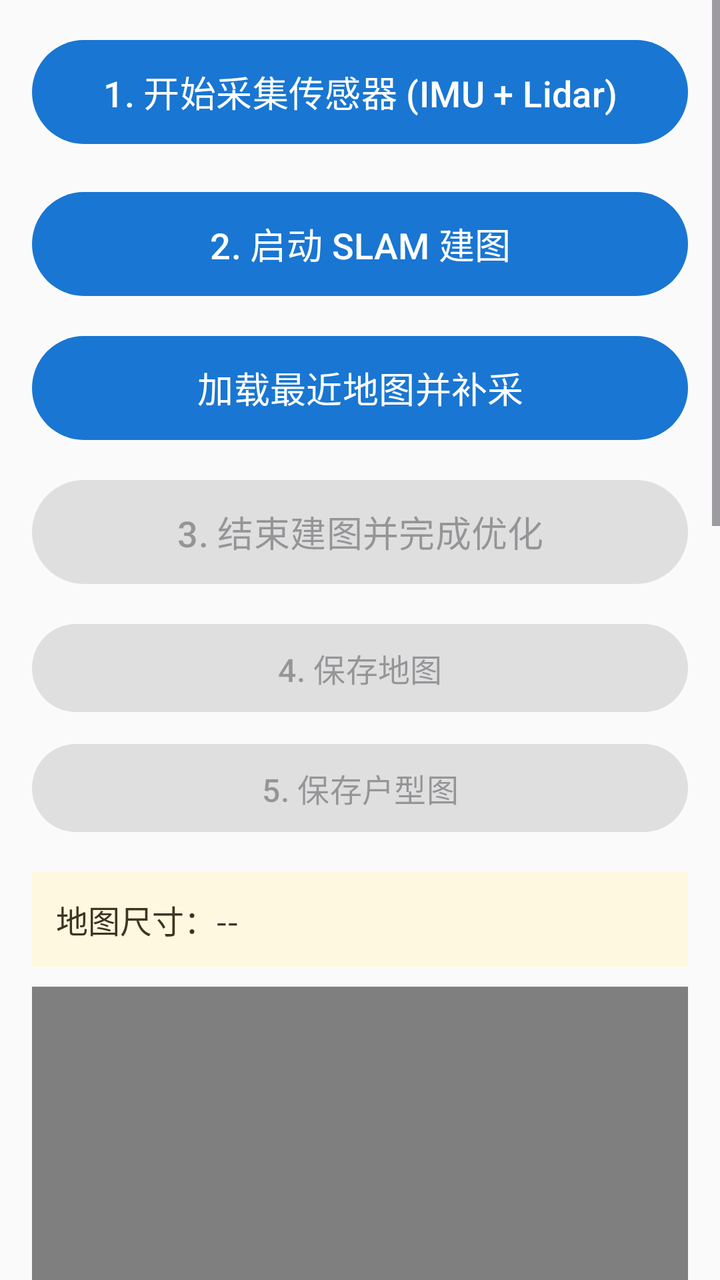
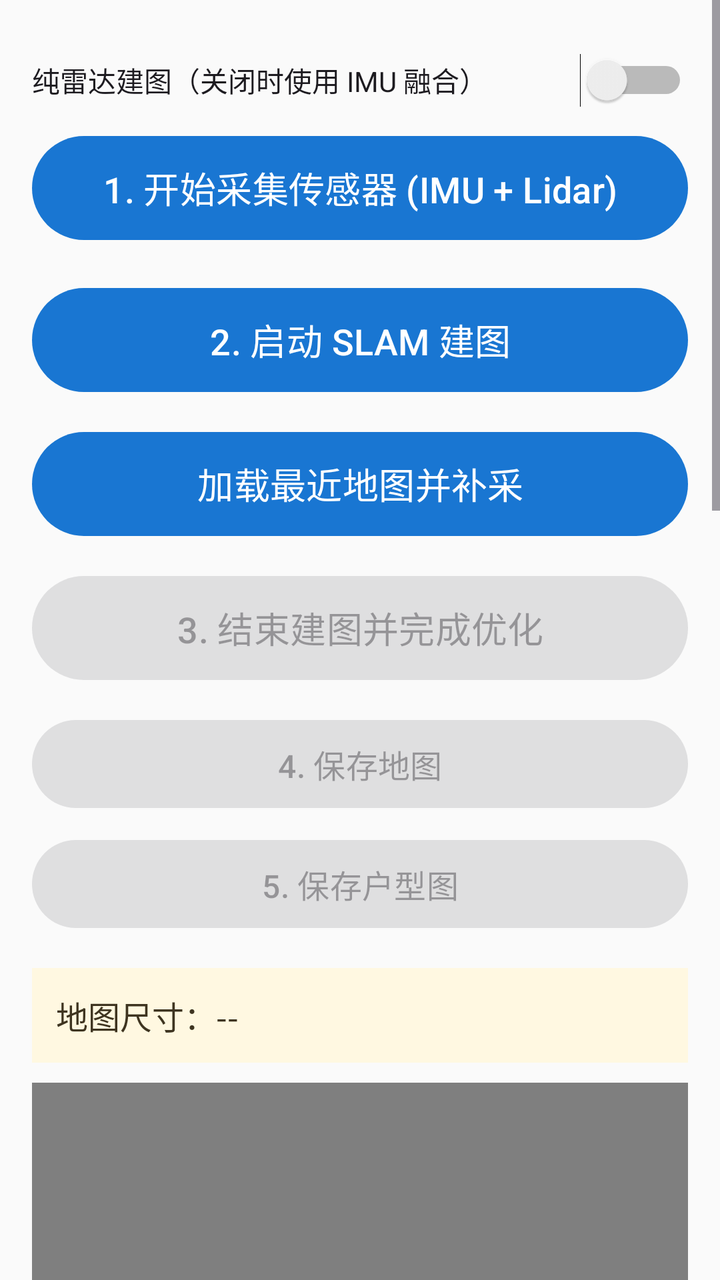

Two renders of the same Android screen: before a commit and after it. Below are the layout's source before the change and the commit's diff.
<!-- AndroidManifest.xml: application theme Theme.Cartographer -->
<!-- res/layout/activity_main.xml -->
<?xml version="1.0" encoding="utf-8"?>
<ScrollView
    xmlns:android="http://schemas.android.com/apk/res/android"
    android:layout_width="match_parent"
    android:layout_height="match_parent"
    android:fillViewport="true">

    
    <LinearLayout
        android:layout_width="match_parent"
        android:layout_height="wrap_content"
        android:orientation="vertical"
        android:padding="16dp">

        <Button
            android:id="@+id/btn_start_sensor"
            android:layout_width="match_parent"
            android:layout_height="60dp"
            android:text="1. 开始采集传感器 (IMU + Lidar)"
            android:textSize="18sp"
            android:layout_marginBottom="16dp"/>

        <Button
            android:id="@+id/btn_start_mapping"
            android:layout_width="match_parent"
            android:layout_height="60dp"
            android:text="2. 启动 SLAM 建图"
            android:textSize="18sp"
            android:layout_marginBottom="12dp"/>

        <Button
            android:id="@+id/btn_continue_mapping"
            android:layout_width="match_parent"
            android:layout_height="60dp"
            android:layout_marginBottom="12dp"
            android:text="加载最近地图并补采"
            android:textSize="18sp"/>

        <Button
            android:id="@+id/btn_finish_mapping"
            android:layout_width="match_parent"
            android:layout_height="60dp"
            android:layout_marginBottom="12dp"
            android:enabled="false"
            android:text="3. 结束建图并完成优化"
            android:textSize="18sp"/>

        <Button
            android:id="@+id/btn_cancel_continue_mapping"
            android:layout_width="match_parent"
            android:layout_height="52dp"
            android:layout_marginBottom="12dp"
            android:text="取消本次补采"
            android:textSize="16sp"
            android:visibility="gone"/>

        <Button
            android:id="@+id/btn_save_map"
            android:layout_width="match_parent"
            android:layout_height="52dp"
            android:layout_marginBottom="8dp"
            android:enabled="false"
            android:text="4. 保存地图"
            android:textSize="16sp"/>

        <Button
            android:id="@+id/btn_save_floor_plan"
            android:layout_width="match_parent"
            android:layout_height="52dp"
            android:layout_marginBottom="16dp"
            android:enabled="false"
            android:text="5. 保存户型图"
            android:textSize="16sp"/>

        <TextView
            android:id="@+id/tv_map_measurement"
            android:layout_width="match_parent"
            android:layout_height="wrap_content"
            android:layout_marginBottom="10dp"
            android:background="#FFF8E1"
            android:padding="12dp"
            android:text="地图尺寸：--"
            android:textColor="#3E3420"
            android:textSize="16sp"/>

        <FrameLayout
            android:layout_width="match_parent"
            android:layout_height="360dp"
            android:layout_marginBottom="16dp">

            <com.cartographer.demo.LidarMapView
                android:id="@+id/map_view"
                android:layout_width="match_parent"
                android:layout_height="match_parent"/>

            <ImageButton
                android:id="@+id/btn_map_north"
                android:layout_width="56dp"
                android:layout_height="56dp"
                android:layout_gravity="top|end"
                android:layout_margin="10dp"
                android:background="@drawable/bg_map_compass_button"
                android:clickable="true"
                android:contentDescription="磁力计：点击后将地图按磁北方向居中"
                android:elevation="12dp"
                android:focusable="true"
                android:padding="5dp"
                android:scaleType="fitCenter"
                android:src="@drawable/ic_map_compass"
                android:visibility="gone"/>

        </FrameLayout>

        <TextView
            android:id="@+id/tv_floor_plan_title"
            android:layout_width="match_parent"
            android:layout_height="wrap_content"
            android:text="户型图结果（图层可叠加）"
            android:textSize="18sp"
            android:textColor="#000000"
            android:layout_marginBottom="8dp"/>

        <GridLayout
            android:layout_width="match_parent"
            android:layout_height="wrap_content"
            android:layout_marginBottom="12dp"
            android:columnCount="2"
            android:rowCount="2">

            <CheckBox
                android:id="@+id/check_point_cloud"
                android:layout_width="0dp"
                android:layout_height="wrap_content"
                android:layout_columnWeight="1"
                android:layout_gravity="fill_horizontal"
                android:checked="true"
                android:text="点云" />

            <CheckBox
                android:id="@+id/check_floor_plan_overlay"
                android:layout_width="0dp"
                android:layout_height="wrap_content"
                android:layout_columnWeight="1"
                android:layout_gravity="fill_horizontal"
                android:checked="true"
                android:text="户型" />

            <CheckBox
                android:id="@+id/check_heat_map_overlay"
                android:layout_width="0dp"
                android:layout_height="wrap_content"
                android:layout_columnWeight="1"
                android:layout_gravity="fill_horizontal"
                android:checked="true"
                android:text="热力图" />

            <CheckBox
                android:id="@+id/check_trajectory_overlay"
                android:layout_width="0dp"
                android:layout_height="wrap_content"
                android:layout_columnWeight="1"
                android:layout_gravity="fill_horizontal"
                android:checked="true"
                android:text="轨迹" />
        </GridLayout>

        <com.cartographer.demo.ZoomableImageView
            android:id="@+id/iv_floor_plan"
            android:layout_width="match_parent"
            android:layout_height="360dp"
            android:layout_marginBottom="16dp"
            android:adjustViewBounds="true"
            android:background="#FFFFFF"
            android:contentDescription="户型图结果"/>

        <TextView
            android:id="@+id/tv_pose"
            android:layout_width="match_parent"
            android:layout_height="wrap_content"
            android:text="等待开始..."
            android:textSize="18sp"
            android:textColor="#000000"
            android:background="#EEEEEE"
            android:padding="16dp"/>

        
        <TextView
            android:id="@+id/tv_debug_data"
            android:layout_width="match_parent"
            android:layout_height="wrap_content"
            android:layout_marginTop="16dp"
            android:text="实时传感器数据\n等待开启..."
            android:textSize="16sp"
            android:textColor="#222222"
            android:background="#E3F2FD"
            android:padding="16dp"/>

    </LinearLayout>

</ScrollView>
<!-- resources referenced by this layout -->
<resources>
  <!-- drawable bg_map_compass_button (drawable) -->
  <?xml version="1.0" encoding="utf-8"?>
  <selector xmlns:android="http://schemas.android.com/apk/res/android">
      <item android:state_pressed="true">
          <shape android:shape="oval">
              <solid android:color="#FFF3C4"/>
              <stroke android:width="2dp" android:color="#B8860B"/>
          </shape>
      </item>
      <item>
          <shape android:shape="oval">
              <solid android:color="#F9FFFFFF"/>
              <stroke android:width="2dp" android:color="#D9A617"/>
          </shape>
      </item>
  </selector>
  <!-- drawable ic_map_compass (drawable) -->
  <?xml version="1.0" encoding="utf-8"?>
  <vector xmlns:android="http://schemas.android.com/apk/res/android"
      android:width="48dp"
      android:height="48dp"
      android:viewportWidth="64"
      android:viewportHeight="64">
  
      
      <path
          android:fillColor="@android:color/transparent"
          android:pathData="M32,4 A28,28 0,1 1,31.99 4"
          android:strokeColor="#263238"
          android:strokeWidth="2.5"/>
  
      
      <path
          android:fillColor="#1976D2"
          android:pathData="M8,32 L31,24 L27,32 L31,40 Z"/>
  
      
      <path
          android:fillColor="#D32F2F"
          android:pathData="M56,32 L33,24 L37,32 L33,40 Z"/>
  
      <path
          android:fillColor="#FFFFFF"
          android:pathData="M32,27 A5,5 0,1 1,31.99 27"/>
      <path
          android:fillColor="@android:color/transparent"
          android:pathData="M32,27 A5,5 0,1 1,31.99 27"
          android:strokeColor="#263238"
          android:strokeWidth="2"/>
  
      
      <path
          android:fillColor="@android:color/transparent"
          android:pathData="M13,20 C10,18 7,19 7,22 C7,25 13,24 13,27 C13,30 9,31 6,29"
          android:strokeColor="#0D47A1"
          android:strokeLineCap="round"
          android:strokeLineJoin="round"
          android:strokeWidth="2"/>
      <path
          android:fillColor="@android:color/transparent"
          android:pathData="M51,29 L51,19 L57,29 L57,19"
          android:strokeColor="#B71C1C"
          android:strokeLineCap="round"
          android:strokeLineJoin="round"
          android:strokeWidth="2"/>
  </vector>
  <style name="Theme.Cartographer" parent="Theme.Material3.Light.NoActionBar">
          <item name="colorPrimary">@color/primary</item>
          <item name="colorPrimaryDark">@color/primary_dark</item>
          <item name="colorAccent">@color/accent</item>
          <item name="android:windowBackground">@color/background</item>
          <item name="android:statusBarColor">@color/primary_dark</item>
          <item name="android:navigationBarColor">@color/surface</item>
      </style>
  <color name="primary">#1976D2</color>
  <color name="primary_dark">#1565C0</color>
  <color name="accent">#FF5722</color>
  <color name="background">#FAFAFA</color>
  <color name="surface">#FFFFFF</color>
</resources>

<!-- the commit's change to res/layout/activity_main.xml (unified diff, before → after) -->
@@ -11,6 +11,14 @@
         android:layout_height="wrap_content"
         android:orientation="vertical"
         android:padding="16dp">
+
+        <Switch
+            android:id="@+id/switch_lidar_only"
+            android:layout_width="match_parent"
+            android:layout_height="wrap_content"
+            android:minHeight="48dp"
+            android:text="纯雷达建图（关闭时使用 IMU 融合）"
+            android:checked="false" />
 
         <Button
             android:id="@+id/btn_start_sensor"
